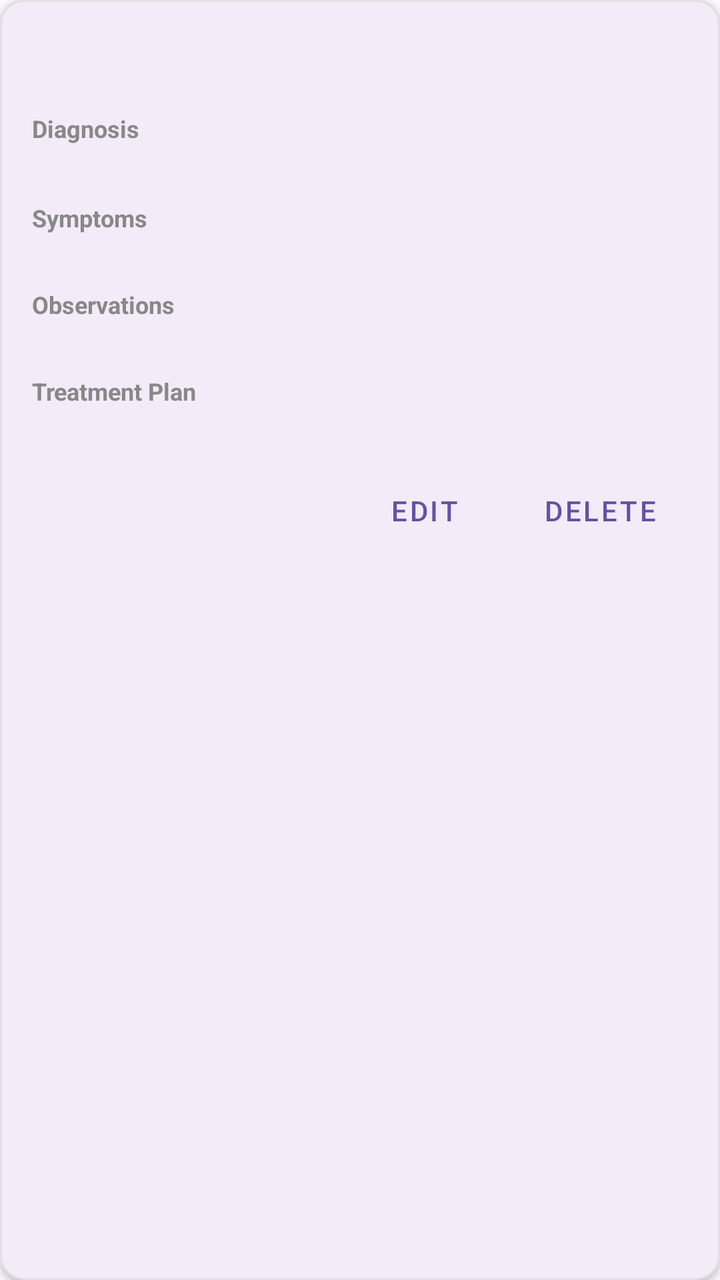
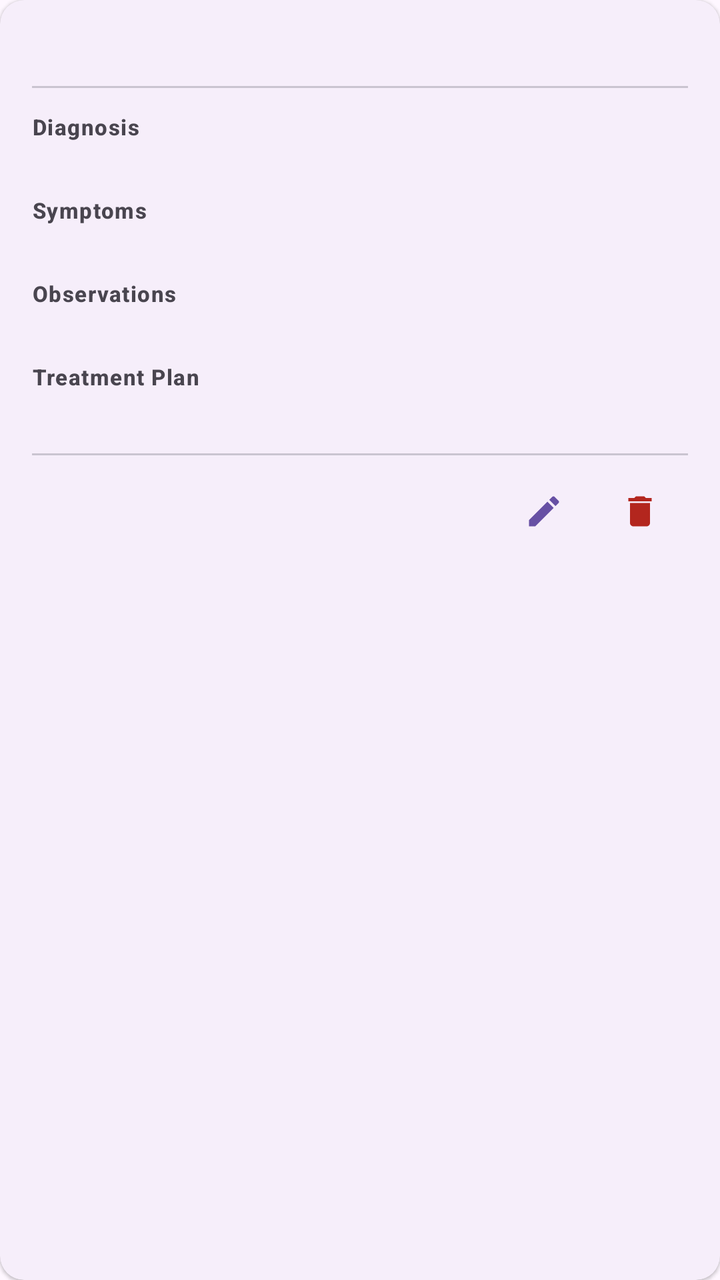

Before-and-after screenshots of an Android layout around one commit, followed by the original layout XML and the change that was made.
<!-- AndroidManifest.xml: application theme Theme.Healthcare_app -->
<!-- res/layout/item_note.xml -->
<?xml version="1.0" encoding="utf-8"?>
<com.google.android.material.card.MaterialCardView xmlns:android="http://schemas.android.com/apk/res/android"
    xmlns:app="http://schemas.android.com/apk/res-auto"
    android:layout_width="match_parent"
    android:layout_height="wrap_content"
    android:layout_marginHorizontal="8dp"
    android:layout_marginVertical="6dp"
    app:cardCornerRadius="12dp"
    app:cardElevation="2dp"
    app:strokeWidth="1dp"
    app:strokeColor="#E0E0E0">

    <LinearLayout
        android:layout_width="match_parent"
        android:layout_height="wrap_content"
        android:orientation="vertical"
        android:padding="16dp">

        <LinearLayout
            android:layout_width="match_parent"
            android:layout_height="wrap_content"
            android:orientation="horizontal"
            android:gravity="center_vertical">

            <TextView
                android:id="@+id/tvNoteDate"
                android:layout_width="0dp"
                android:layout_height="wrap_content"
                android:layout_weight="1"
                android:textColor="?attr/colorPrimary"
                android:textStyle="bold"
                android:textSize="14sp" />

            <com.google.android.material.chip.Chip
                android:id="@+id/chipFollowUp"
                android:layout_width="wrap_content"
                android:layout_height="wrap_content"
                android:textSize="12sp"
                app:chipMinHeight="24dp"
                android:visibility="gone"/>
        </LinearLayout>

        <View
            android:layout_width="match_parent"
            android:layout_height="1dp"
            android:background="#EEEEEE"
            android:layout_marginTop="8dp"
            android:layout_marginBottom="12dp"/>

        <TextView
            android:layout_width="wrap_content"
            android:layout_height="wrap_content"
            android:text="Diagnosis"
            android:textSize="12sp"
            android:textStyle="bold"
            android:textColor="#888888"/>
        <TextView
            android:id="@+id/tvDiagnosis"
            android:layout_width="match_parent"
            android:layout_height="wrap_content"
            android:layout_marginBottom="8dp"
            android:textSize="15sp"
            android:textColor="#333333"/>

        <TextView
            android:layout_width="wrap_content"
            android:layout_height="wrap_content"
            android:text="Symptoms"
            android:textSize="12sp"
            android:textStyle="bold"
            android:textColor="#888888"/>
        <TextView
            android:id="@+id/tvSymptoms"
            android:layout_width="match_parent"
            android:layout_height="wrap_content"
            android:layout_marginBottom="8dp"
            android:textSize="14sp"
            android:textColor="#555555"/>

        <TextView
            android:id="@+id/labelObservations"
            android:layout_width="wrap_content"
            android:layout_height="wrap_content"
            android:text="Observations"
            android:textSize="12sp"
            android:textStyle="bold"
            android:textColor="#888888"/>
        <TextView
            android:id="@+id/tvObservations"
            android:layout_width="match_parent"
            android:layout_height="wrap_content"
            android:layout_marginBottom="8dp"
            android:textSize="14sp"
            android:textColor="#555555"/>

        <TextView
            android:layout_width="wrap_content"
            android:layout_height="wrap_content"
            android:text="Treatment Plan"
            android:textSize="12sp"
            android:textStyle="bold"
            android:textColor="#888888"/>
        <TextView
            android:id="@+id/tvPlan"
            android:layout_width="match_parent"
            android:layout_height="wrap_content"
            android:textSize="14sp"
            android:textColor="#555555"/>

        <View
            android:layout_width="match_parent"
            android:layout_height="1dp"
            android:background="#EEEEEE"
            android:layout_marginTop="8dp"/>

        <LinearLayout
            android:layout_width="match_parent"
            android:layout_height="wrap_content"
            android:orientation="horizontal"
            android:gravity="end"
            android:layout_marginTop="4dp">

            <com.google.android.material.button.MaterialButton
                android:id="@+id/btnEditNote"
                style="@style/Widget.MaterialComponents.Button.TextButton"
                android:layout_width="wrap_content"
                android:layout_height="wrap_content"
                android:minHeight="0dp"
                android:paddingVertical="4dp"
                android:text="Edit" />

            <com.google.android.material.button.MaterialButton
                android:id="@+id/btnDeleteNote"
                style="@style/Widget.MaterialComponents.Button.TextButton"
                android:layout_width="wrap_content"
                android:layout_height="wrap_content"
                android:minHeight="0dp"
                android:paddingVertical="4dp"
                app:titleTextColor="#D32F2F"
                android:text="Delete" />
        </LinearLayout>

    </LinearLayout>
</com.google.android.material.card.MaterialCardView>
<!-- resources referenced by this layout -->
<resources>
  <style name="Theme.Healthcare_app" parent="Base.Theme.Healthcare_app" />
  <style name="Base.Theme.Healthcare_app" parent="Theme.Material3.DayNight.NoActionBar">
      </style>
</resources>

<!-- the commit's change to res/layout/item_note.xml (unified diff, before → after) -->
@@ -3,12 +3,10 @@
     xmlns:app="http://schemas.android.com/apk/res-auto"
     android:layout_width="match_parent"
     android:layout_height="wrap_content"
-    android:layout_marginHorizontal="8dp"
-    android:layout_marginVertical="6dp"
+    android:layout_marginBottom="10dp"
+    app:cardElevation="1dp"
     app:cardCornerRadius="12dp"
-    app:cardElevation="2dp"
-    app:strokeWidth="1dp"
-    app:strokeColor="#E0E0E0">
+    app:strokeWidth="0dp">
 
     <LinearLayout
         android:layout_width="match_parent"
@@ -16,20 +14,22 @@
         android:orientation="vertical"
         android:padding="16dp">
 
+        
         <LinearLayout
             android:layout_width="match_parent"
             android:layout_height="wrap_content"
             android:orientation="horizontal"
-            android:gravity="center_vertical">
+            android:gravity="center_vertical"
+            android:layout_marginBottom="8dp">
 
             <TextView
                 android:id="@+id/tvNoteDate"
                 android:layout_width="0dp"
                 android:layout_height="wrap_content"
                 android:layout_weight="1"
+                android:textAppearance="?attr/textAppearanceLabelLarge"
                 android:textColor="?attr/colorPrimary"
-                android:textStyle="bold"
-                android:textSize="14sp" />
+                android:textStyle="bold" />
 
             <com.google.android.material.chip.Chip
                 android:id="@+id/chipFollowUp"
@@ -37,108 +37,119 @@
                 android:layout_height="wrap_content"
                 android:textSize="12sp"
                 app:chipMinHeight="24dp"
-                android:visibility="gone"/>
+                android:visibility="gone" />
+
         </LinearLayout>
 
-        <View
+        
+        <com.google.android.material.divider.MaterialDivider
             android:layout_width="match_parent"
-            android:layout_height="1dp"
-            android:background="#EEEEEE"
-            android:layout_marginTop="8dp"
-            android:layout_marginBottom="12dp"/>
+            android:layout_height="wrap_content"
+            android:layout_marginBottom="12dp"
+            app:dividerColor="?attr/colorOutlineVariant" />
 
+        
         <TextView
             android:layout_width="wrap_content"
             android:layout_height="wrap_content"
             android:text="Diagnosis"
-            android:textSize="12sp"
-            android:textStyle="bold"
-            android:textColor="#888888"/>
+            android:textAppearance="?attr/textAppearanceLabelSmall"
+            android:textColor="?attr/colorOnSurfaceVariant"
+            android:textStyle="bold" />
+
         <TextView
             android:id="@+id/tvDiagnosis"
             android:layout_width="match_parent"
             android:layout_height="wrap_content"
-            android:layout_marginBottom="8dp"
-            android:textSize="15sp"
-            android:textColor="#333333"/>
+            android:textAppearance="?attr/textAppearanceBodyMedium"
+            android:textColor="?attr/colorOnSurface"
+            android:layout_marginBottom="8dp" />
 
+        
         <TextView
             android:layout_width="wrap_content"
             android:layout_height="wrap_content"
             android:text="Symptoms"
-            android:textSize="12sp"
-            android:textStyle="bold"
-            android:textColor="#888888"/>
+            android:textAppearance="?attr/textAppearanceLabelSmall"
+            android:textColor="?attr/colorOnSurfaceVariant"
+            android:textStyle="bold" />
+
         <TextView
             android:id="@+id/tvSymptoms"
             android:layout_width="match_parent"
             android:layout_height="wrap_content"
-            android:layout_marginBottom="8dp"
-            android:textSize="14sp"
-            android:textColor="#555555"/>
+            android:textAppearance="?attr/textAppearanceBodyMedium"
+            android:textColor="?attr/colorOnSurface"
+            android:layout_marginBottom="8dp" />
 
+        
         <TextView
             android:id="@+id/labelObservations"
             android:layout_width="wrap_content"
             android:layout_height="wrap_content"
             android:text="Observations"
-            android:textSize="12sp"
-            android:textStyle="bold"
-            android:textColor="#888888"/>
+            android:textAppearance="?attr/textAppearanceLabelSmall"
+            android:textColor="?attr/colorOnSurfaceVariant"
+            android:textStyle="bold" />
+
         <TextView
             android:id="@+id/tvObservations"
             android:layout_width="match_parent"
             android:layout_height="wrap_content"
-            android:layout_marginBottom="8dp"
-            android:textSize="14sp"
-            android:textColor="#555555"/>
+            android:textAppearance="?attr/textAppearanceBodyMedium"
+            android:textColor="?attr/colorOnSurface"
+            android:layout_marginBottom="8dp" />
 
+        
         <TextView
             android:layout_width="wrap_content"
             android:layout_height="wrap_content"
             android:text="Treatment Plan"
-            android:textSize="12sp"
-            android:textStyle="bold"
-            android:textColor="#888888"/>
+            android:textAppearance="?attr/textAppearanceLabelSmall"
+            android:textColor="?attr/colorOnSurfaceVariant"
+            android:textStyle="bold" />
+
         <TextView
             android:id="@+id/tvPlan"
             android:layout_width="match_parent"
             android:layout_height="wrap_content"
-            android:textSize="14sp"
-            android:textColor="#555555"/>
+            android:textAppearance="?attr/textAppearanceBodyMedium"
+            android:textColor="?attr/colorOnSurface" />
 
-        <View
+        
+        <com.google.android.material.divider.MaterialDivider
             android:layout_width="match_parent"
-            android:layout_height="1dp"
-            android:background="#EEEEEE"
-            android:layout_marginTop="8dp"/>
+            android:layout_height="wrap_content"
+            android:layout_marginTop="12dp"
+            android:layout_marginBottom="4dp"
+            app:dividerColor="?attr/colorOutlineVariant" />
 
+        
         <LinearLayout
             android:layout_width="match_parent"
             android:layout_height="wrap_content"
             android:orientation="horizontal"
-            android:gravity="end"
-            android:layout_marginTop="4dp">
+            android:gravity="end">
 
             <com.google.android.material.button.MaterialButton
                 android:id="@+id/btnEditNote"
-                style="@style/Widget.MaterialComponents.Button.TextButton"
+                style="@style/Widget.Material3.Button.IconButton"
                 android:layout_width="wrap_content"
                 android:layout_height="wrap_content"
-                android:minHeight="0dp"
-                android:paddingVertical="4dp"
-                android:text="Edit" />
+                android:contentDescription="Edit"
+                app:icon="@drawable/ic_edit_24" />
 
             <com.google.android.material.button.MaterialButton
                 android:id="@+id/btnDeleteNote"
-                style="@style/Widget.MaterialComponents.Button.TextButton"
+                style="@style/Widget.Material3.Button.IconButton"
                 android:layout_width="wrap_content"
                 android:layout_height="wrap_content"
-                android:minHeight="0dp"
-                android:paddingVertical="4dp"
-                app:titleTextColor="#D32F2F"
-                android:text="Delete" />
+                android:contentDescription="Delete"
+                app:icon="@drawable/ic_delete_24"
+                app:iconTint="?attr/colorError" />
+
         </LinearLayout>
 
     </LinearLayout>
+
 </com.google.android.material.card.MaterialCardView>
<!-- resource entries referenced after the edit -->
@@ -1,5 +1,27 @@
 <!-- resources referenced by this layout -->
 <resources>
+  <!-- drawable ic_delete_24 (drawable) -->
+  <vector xmlns:android="http://schemas.android.com/apk/res/android"
+      android:width="24dp"
+      android:height="24dp"
+      android:viewportWidth="24"
+      android:viewportHeight="24"
+      android:tint="?attr/colorControlNormal">
+      <path
+          android:fillColor="@android:color/white"
+          android:pathData="M6,19c0,1.1 0.9,2 2,2h8c1.1,0 2,-0.9 2,-2V7H6v12zM19,4h-3.5l-1,-1h-5l-1,1H5v2h14V4z"/>
+  </vector>
+  <!-- drawable ic_edit_24 (drawable) -->
+  <vector xmlns:android="http://schemas.android.com/apk/res/android"
+      android:width="24dp"
+      android:height="24dp"
+      android:viewportWidth="24"
+      android:viewportHeight="24"
+      android:tint="?attr/colorControlNormal">
+      <path
+          android:fillColor="@android:color/white"
+          android:pathData="M3,17.25V21h3.75L17.81,9.94l-3.75,-3.75L3,17.25zM20.71,7.04c0.39,-0.39 0.39,-1.02 0,-1.41l-2.34,-2.34c-0.39,-0.39 -1.02,-0.39 -1.41,0l-1.83,1.83 3.75,3.75 1.83,-1.83z"/>
+  </vector>
   <style name="Theme.Healthcare_app" parent="Base.Theme.Healthcare_app" />
   <style name="Base.Theme.Healthcare_app" parent="Theme.Material3.DayNight.NoActionBar">
       </style>
